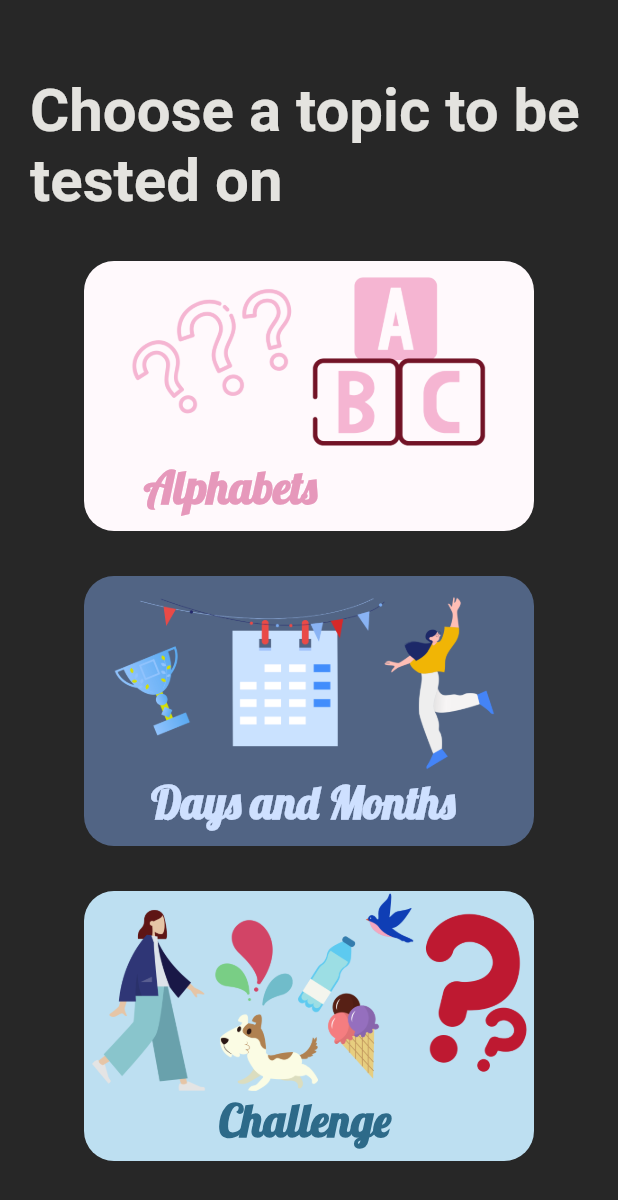
After one commit to srishtiv27/give_me_a_sign, a Flutter app: the screen it shows after launch, after a tap on an icon or button, on a phone screen of 412 x 824 dp. The commit adds this screen. Shown: the top 1200 px of the screen. Run offline on Flutter 3.47's test engine with Material 2 defaults, Android fonts, the phone set to English and light mode, and no system bars; our stand-ins replace carousel_slider.

Commit message:
Added Quizzes Menu

```diff
--- a/lib/main.dart
+++ b/lib/main.dart
@@ -14,6 +14,7 @@ import 'package:give_me_a_sign/screens/learn_menu.dart';
 import 'package:give_me_a_sign/screens/menu_page.dart';
 import 'package:give_me_a_sign/screens/numbers_page.dart';
 import 'package:give_me_a_sign/screens/months_page.dart';
+import 'package:give_me_a_sign/screens/quizzes_menu.dart';
 import 'package:give_me_a_sign/screens/resources_menu.dart';
 
 void main() {
@@ -43,6 +44,7 @@ class GiveMeASign extends StatelessWidget {
         ResourcesMenu.id: (context) => ResourcesMenu(),
         EtiquettesPage.id: (context) => EtiquettesPage(),
         CommunicationTipsPage.id: (context) => CommunicationTipsPage(),
+        QuizzesMenu.id: (context) => QuizzesMenu(),
       },
     );
   }
--- a/lib/screens/menu_page.dart
+++ b/lib/screens/menu_page.dart
@@ -1,5 +1,6 @@
 import 'package:flutter/material.dart';
 import 'package:give_me_a_sign/screens/learn_menu.dart';
+import 'package:give_me_a_sign/screens/quizzes_menu.dart';
 import 'package:give_me_a_sign/screens/resources_menu.dart';
 
 class MenuPage extends StatelessWidget {
@@ -55,7 +56,11 @@ class MenuPage extends StatelessWidget {
             SizedBox(
               height: 30.0,
             ),
-            Stack(
+            GestureDetector(
+              onTap: () {
+                Navigator.pushNamed(context, QuizzesMenu.id);
+              },
+              child: Stack(
                 children: [
                   ClipRRect(
                     borderRadius: BorderRadius.all(Radius.circular(20.0)),
@@ -77,6 +82,7 @@ class MenuPage extends StatelessWidget {
                     ),
                   ),
                 ],
+              ),
             ),
             SizedBox(
               height: 30.0,
--- /dev/null
+++ b/lib/screens/quizzes_menu.dart
@@ -0,0 +1,109 @@
+import 'package:flutter/material.dart';
+import 'package:give_me_a_sign/screens/learn_menu.dart';
+import 'package:give_me_a_sign/screens/resources_menu.dart';
+
+class QuizzesMenu extends StatelessWidget {
+  static String id = 'quizzes_menu';
+  @override
+  Widget build(BuildContext context) {
+    return Scaffold(
+      backgroundColor: Color(0xFF272727),
+      body: Padding(
+        padding: EdgeInsets.only(left: 20.0, top: 50.0, right: 20.0),
+        child: Column(
+          children: <Widget>[
+            Text(
+              'Choose a topic to be tested on',
+              style: TextStyle(
+                fontSize: 40.0,
+                fontWeight: FontWeight.bold,
+                color: Color(0xFFE4E3DF),
+              ),
+            ),
+            SizedBox(
+              height: 30.0,
+            ),
+            Stack(
+              children: [
+                ClipRRect(
+                  borderRadius: BorderRadius.all(Radius.circular(20.0)),
+                  child: Image.asset(
+                    'assets/images/quizzes/alphabets_quiz.png',
+                    height: 180.0,
+                  ),
+                ),
+                Positioned(
+                  left: 40.0,
+                  bottom: 10.0,
+                  child: Text(
+                    'Alphabets',
+                    style: TextStyle(
+                      fontSize: 30.0,
+                      fontWeight: FontWeight.bold,
+                      fontFamily: 'Lobster',
+                      color: Color(0xFFE698BB),
+                    ),
+                  ),
+                ),
+              ],
+            ),
+            SizedBox(
+              height: 30.0,
+            ),
+            Stack(
+              children: [
+                ClipRRect(
+                  borderRadius: BorderRadius.all(Radius.circular(20.0)),
+                  child: Image.asset(
+                    'assets/images/quizzes/days_quiz.png',
+                    height: 180.0,
+                  ),
+                ),
+                Positioned(
+                  bottom: 10.0,
+                  left: 45.0,
+                  child: Text(
+                    'Days and Months',
+                    style: TextStyle(
+                      fontSize: 30.0,
+                      fontWeight: FontWeight.bold,
+                      fontFamily: 'Lobster',
+                      color: Color(0xFFCEE0FF),
+                    ),
+                  ),
+                ),
+              ],
+            ),
+            SizedBox(
+              height: 30.0,
+            ),
+            Stack(
+              children: [
+                ClipRRect(
+                  borderRadius: BorderRadius.all(Radius.circular(20.0)),
+                  child: Image.asset(
+                    'assets/images/quizzes/challenge_quiz.png',
+                    height: 180.0,
+                  ),
+                ),
+                Positioned(
+                  bottom: 8.0,
+                  left: 90.0,
+                  child: Text(
+                    'Challenge',
+                    style: TextStyle(
+                      fontSize: 30.0,
+                      fontWeight: FontWeight.bold,
+                      fontFamily: 'Lobster',
+                      color: Color(0xFF2D6A89),
+                    ),
+                  ),
+                ),
+              ],
+            ),
+          ],
+        ),
+      ),
+    );
+  }
+}
--- a/pubspec.yaml
+++ b/pubspec.yaml
@@ -52,6 +52,7 @@ flutter:
     - assets/images/emotions/
     - assets/images/animal/
     - assets/images/resources/
+    - assets/images/quizzes/
 
   fonts:
     - family: Lobster
```
Also changed, not shown: assets/images/quizzes/alphabets_quiz.png (added), assets/images/quizzes/challenge_quiz.png (added), assets/images/quizzes/days_quiz.png (added). Lines whose indentation alone changed are shown as unchanged.
